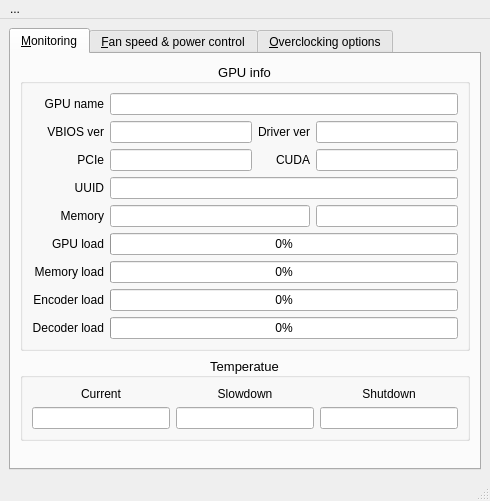
Qt form ui/mainwindow.ui (AlexandrAlexeev7119/NvCtrl-linux) before a commit.
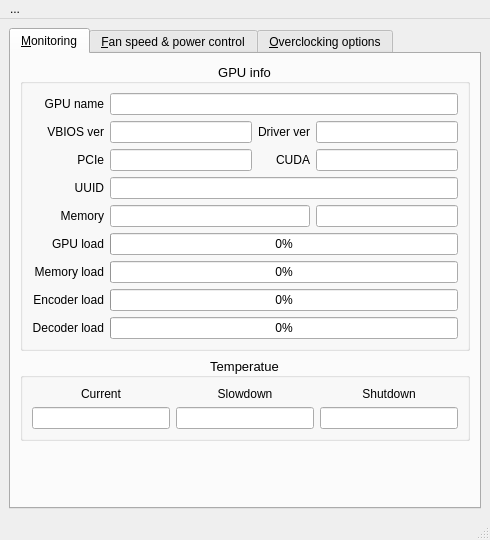
The same form after that commit.

Commit message: immidiate quit action, fix minimize to tray

Patch:
```diff
--- a/ui/mainwindow.ui
+++ b/ui/mainwindow.ui
@@ -7,7 +7,7 @@
     <x>0</x>
     <y>0</y>
     <width>490</width>
-    <height>501</height>
+    <height>540</height>
    </rect>
   </property>
   <property name="windowTitle">
```
Left out of the diff: 11 changed lines with no effect on the pictures. The commit also changes 2 other files.
